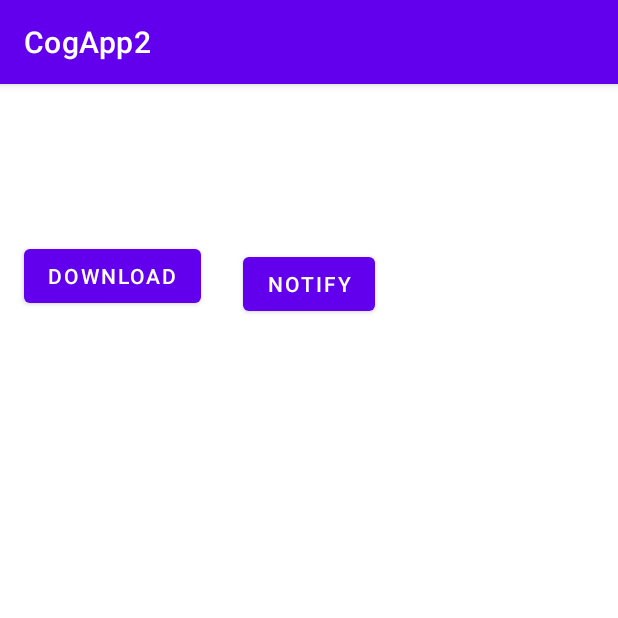
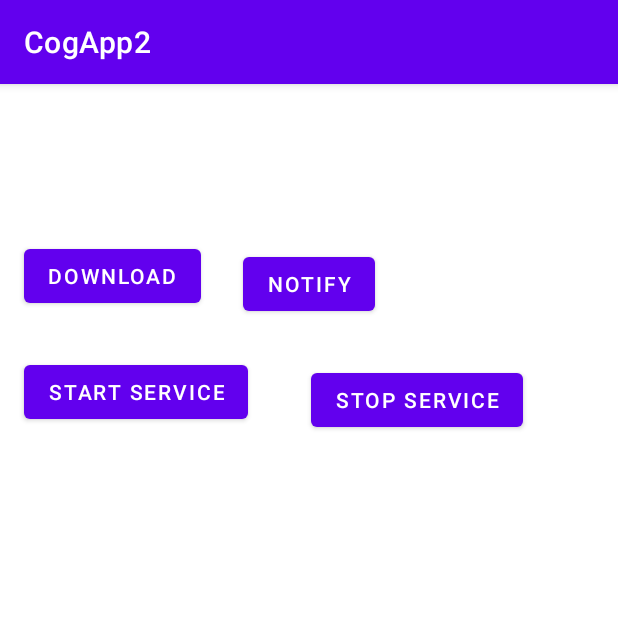
Before and after one commit to abdultanveer/CogApp2, an Android app: the screen it shows after launch (AsyncActivity), on a phone screen of 412 x 824 dp, the top half of it. Run offline under Robolectric (Android 15) with nearby library versions, the light colour scheme and no system bars.

Commit message:
starting and stopping service

```diff
--- a/app/src/main/res/layout/activity_async.xml
+++ b/app/src/main/res/layout/activity_async.xml
@@ -38,4 +38,27 @@
         app:layout_constraintEnd_toEndOf="parent"
         app:layout_constraintStart_toStartOf="parent"
         app:layout_constraintTop_toTopOf="@+id/btnDownload" />
+
+    <Button
+        android:id="@+id/btnStart"
+        android:onClick="serviceHandler"
+        android:layout_width="wrap_content"
+        android:layout_height="wrap_content"
+        android:layout_marginStart="16dp"
+        android:layout_marginTop="24dp"
+        android:text="start service"
+        app:layout_constraintStart_toStartOf="parent"
+        app:layout_constraintTop_toBottomOf="@+id/btnNotification" />
+
+    <Button
+        android:id="@+id/btnStop"
+        android:onClick="serviceHandler"
+
+        android:layout_width="wrap_content"
+        android:layout_height="wrap_content"
+        android:layout_marginStart="45dp"
+        android:layout_marginTop="29dp"
+        android:text="stop service"
+        app:layout_constraintStart_toStartOf="@+id/btnNotification"
+        app:layout_constraintTop_toBottomOf="@+id/btnNotification" />
 </androidx.constraintlayout.widget.ConstraintLayout>
```
Also changed, not shown: app/src/main/AndroidManifest.xml (+6 -3 lines), app/src/main/java/com/abdul/cogapp2/AsyncActivity.java (+17 -2 lines), app/src/main/java/com/abdul/cogapp2/MyService.java (added, +38 -0 lines).
